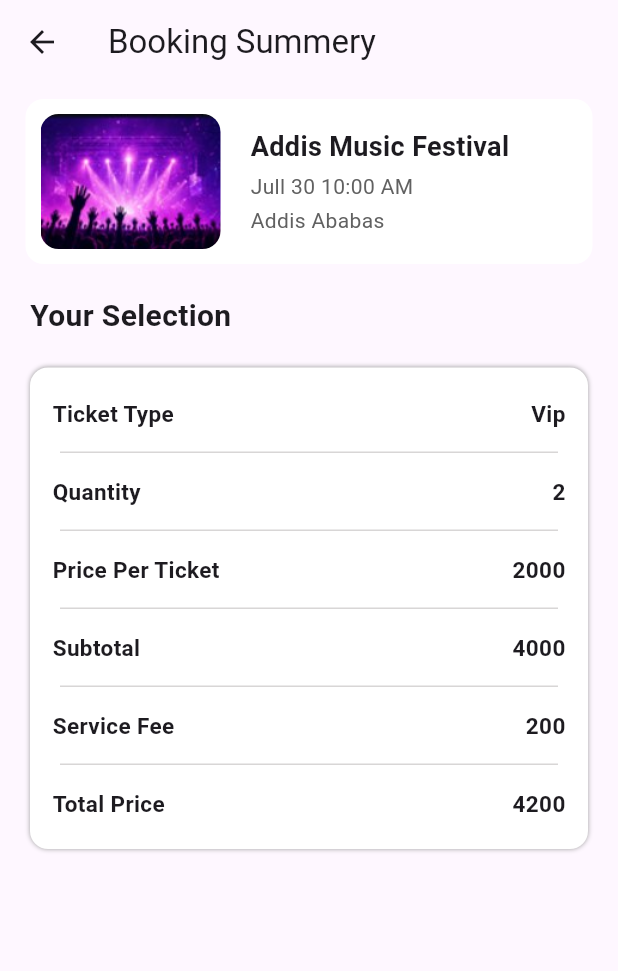
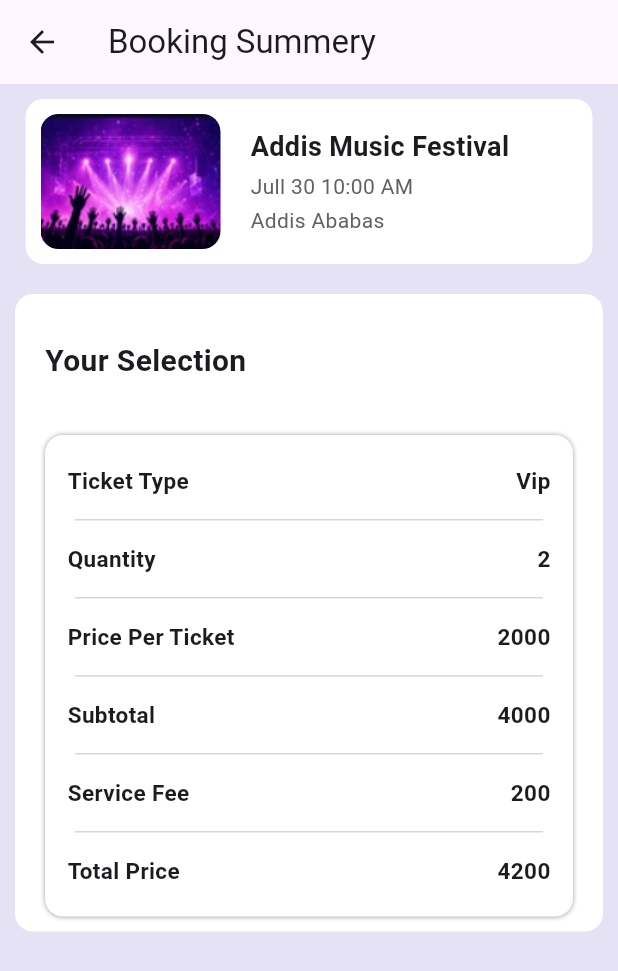
Before and after one commit to anuteshome/Vibey, a Flutter app: the BookingSummery screen opened directly with sample values from the repository, on a phone screen of 412 x 824 dp. Shown: the top 971 px of the screen. Run offline on Flutter 3.47's test engine with Material 3 defaults, Android fonts, the phone set to English and light mode, and no system bars; our stand-ins replace supabase_flutter; missing offline and left inert: ionicons_plus; accounts and stored records are empty.

```diff
--- a/lib/core/widgets/YourSelection.dart
+++ b/lib/core/widgets/YourSelection.dart
@@ -12,20 +12,22 @@ class YourSelection extends StatelessWidget {
           decoration: BoxDecoration(
             // color:Colors.white
           ),
+            child: Padding(
+              padding: const EdgeInsets.symmetric(horizontal: 10,vertical:20),
               child: Container(
                          decoration: BoxDecoration(
-            // color:Colors.white
+              color:Colors.white,
+              borderRadius:BorderRadius.circular(12),
                          ),
                 child: Column(
                     crossAxisAlignment: CrossAxisAlignment.start,
                   children:[
                     Padding(
-                    padding: const EdgeInsets.only(top:20,bottom:10),
+                      padding: const EdgeInsets.only(top:20,bottom:15),
                       child: Column(
-
                         children:[
                         Padding(
-                        padding: const EdgeInsets.symmetric(horizontal: 20),
+                          padding: const EdgeInsets.symmetric(horizontal: 20,vertical: 10) ,
                           child: Text("Your Selection",style:TextStyle(fontSize:20,fontWeight:FontWeight.bold)),
                         ),
                         ]
@@ -178,6 +180,7 @@ class YourSelection extends StatelessWidget {
                   ]
                 ),
               ),
+            ),
           )
 
       ]
--- a/lib/feature/attendee/BookingSummery.dart
+++ b/lib/feature/attendee/BookingSummery.dart
@@ -10,6 +10,7 @@ class BookingSummery extends StatelessWidget {
   @override
   Widget build(BuildContext context) {
     return Scaffold(
+            backgroundColor: Color.fromARGB(255, 229, 226, 246),
       appBar: AppBar(title: Text("Booking Summery")),
       body: Column(
         children:[
```
Lines whose indentation alone changed are shown as unchanged.
